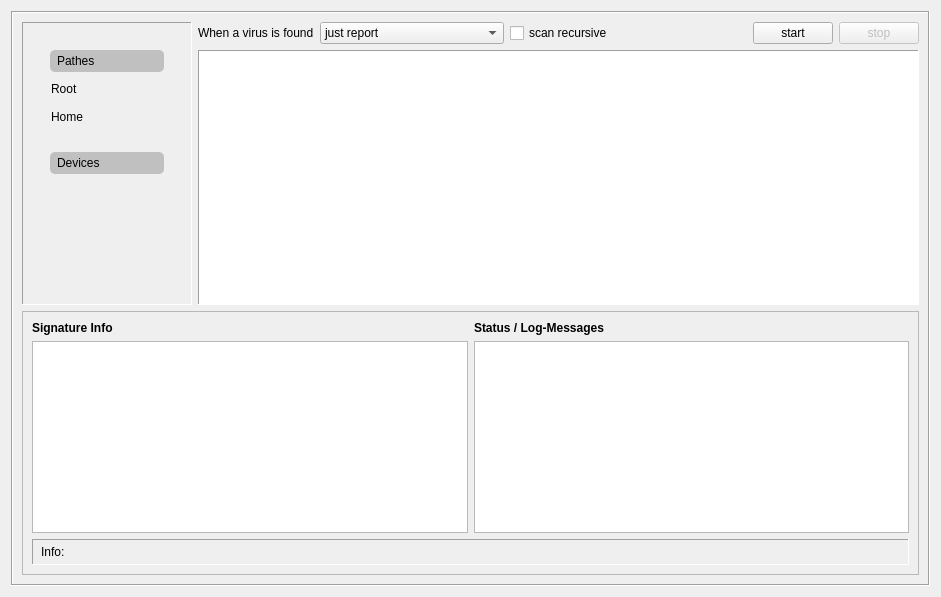
Old version of the form ui/scantab.ui in the repository robinking623/clamav-gui.
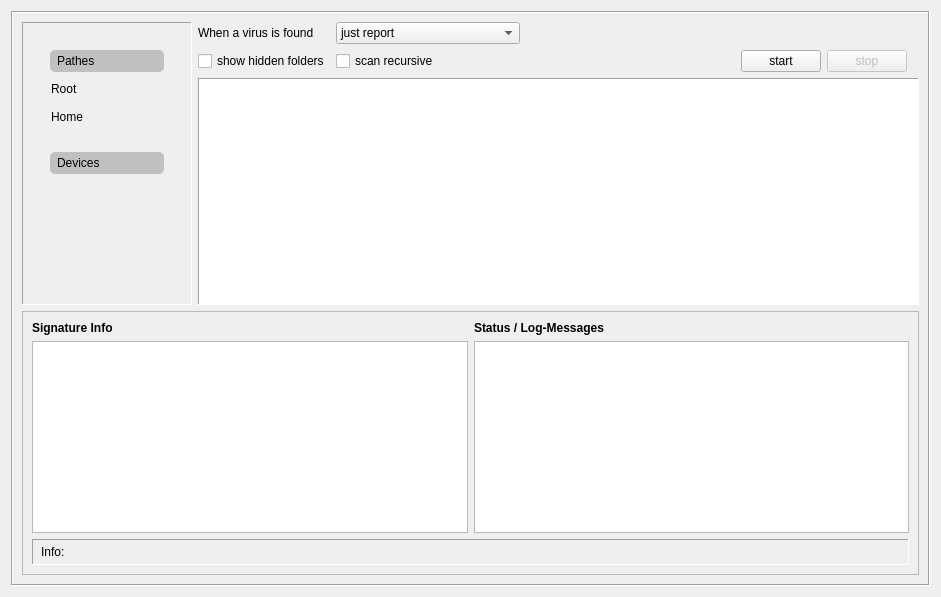
New version of the form. Icons and pictures are not drawn.

```diff
--- a/ui/scantab.ui
+++ b/ui/scantab.ui
@@ -24,15 +24,8 @@
      </property>
      <layout class="QGridLayout" name="gridLayout_2">
       <item row="1" column="1">
-       <layout class="QHBoxLayout" name="horizontalLayout">
-        <item>
-         <widget class="QLabel" name="virusFoundLabel">
-          <property name="text">
-           <string>When a virus is found</string>
-          </property>
-         </widget>
-        </item>
-        <item>
+       <layout class="QGridLayout" name="gridLayout_4">
+        <item row="0" column="1">
          <widget class="QComboBox" name="virusFoundComboBox">
           <item>
            <property name="text">
@@ -72,14 +65,31 @@
           </item>
          </widget>
         </item>
-        <item>
-         <widget class="QCheckBox" name="recursivCheckBox">
+        <item row="0" column="0">
+         <widget class="QLabel" name="virusFoundLabel">
           <property name="text">
-           <string>scan recursive</string>
+           <string>When a virus is found</string>
           </property>
          </widget>
         </item>
-        <item>
+        <item row="1" column="5">
+         <widget class="QPushButton" name="startScanButton">
+          <property name="text">
+           <string>start</string>
+          </property>
+          <property name="icon">
+           <iconset resource="../resources.qrc">
+            <normaloff>:/icons/icons/start.png</normaloff>:/icons/icons/start.png</iconset>
+          </property>
+          <property name="iconSize">
+           <size>
+            <width>24</width>
+            <height>24</height>
+           </size>
+          </property>
+         </widget>
+        </item>
+        <item row="0" column="3">
          <spacer name="horizontalSpacer_2">
           <property name="orientation">
            <enum>Qt::Horizontal</enum>
@@ -92,6 +102,40 @@
           </property>
          </spacer>
         </item>
+        <item row="1" column="1">
+         <widget class="QCheckBox" name="recursivCheckBox">
+          <property name="text">
+           <string>scan recursive</string>
+          </property>
+         </widget>
+        </item>
+        <item row="1" column="0">
+         <widget class="QCheckBox" name="showHiddenDirsCheckBox">
+          <property name="text">
+           <string>show hidden folders</string>
+          </property>
+         </widget>
+        </item>
+        <item row="1" column="6">
+         <widget class="QPushButton" name="stopScanButton">
+          <property name="enabled">
+           <bool>false</bool>
+          </property>
+          <property name="text">
+           <string>stop</string>
+          </property>
+          <property name="icon">
+           <iconset resource="../resources.qrc">
+            <normaloff>:/icons/icons/stop.png</normaloff>:/icons/icons/stop.png</iconset>
+          </property>
+          <property name="iconSize">
+           <size>
+            <width>24</width>
+            <height>24</height>
+           </size>
+          </property>
+         </widget>
+        </item>
        </layout>
       </item>
       <item row="2" column="1" colspan="3">
@@ -107,43 +151,6 @@
         </attribute>
        </widget>
       </item>
-      <item row="1" column="2">
-       <widget class="QPushButton" name="startScanButton">
-        <property name="text">
-         <string>start</string>
-        </property>
-        <property name="icon">
-         <iconset resource="../resources.qrc">
-          <normaloff>:/icons/icons/start.png</normaloff>:/icons/icons/start.png</iconset>
-        </property>
-        <property name="iconSize">
-         <size>
-          <width>24</width>
-          <height>24</height>
-         </size>
-        </property>
-       </widget>
-      </item>
-      <item row="1" column="3">
-       <widget class="QPushButton" name="stopScanButton">
-        <property name="enabled">
-         <bool>false</bool>
-        </property>
-        <property name="text">
-         <string>stop</string>
-        </property>
-        <property name="icon">
-         <iconset resource="../resources.qrc">
-          <normaloff>:/icons/icons/stop.png</normaloff>:/icons/icons/stop.png</iconset>
-        </property>
-        <property name="iconSize">
-         <size>
-          <width>24</width>
-          <height>24</height>
-         </size>
-        </property>
-       </widget>
-      </item>
       <item row="1" column="0" rowspan="2">
        <widget class="QScrollArea" name="scrollArea">
         <property name="sizePolicy">
```
Left out of the diff: 33 changed lines with no effect on the pictures.
